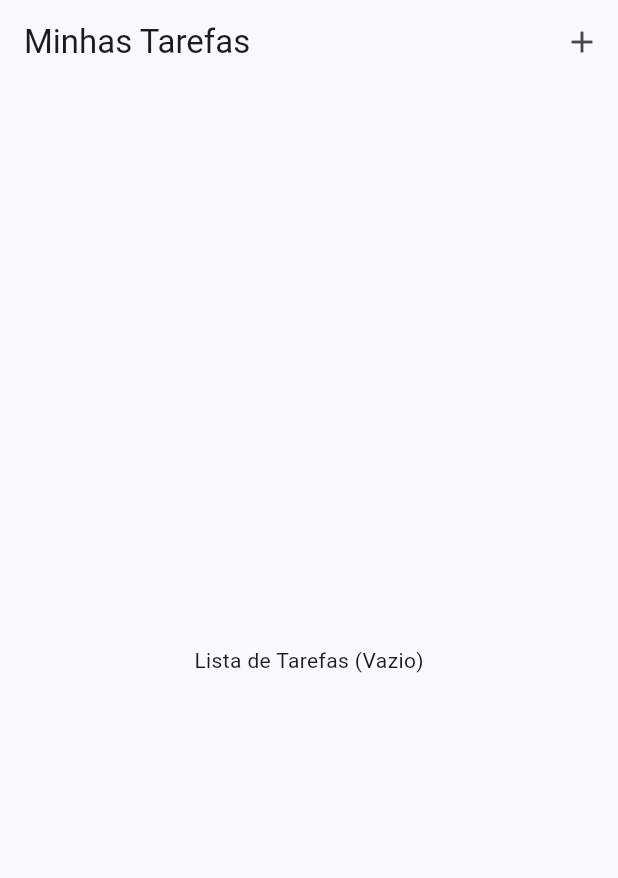
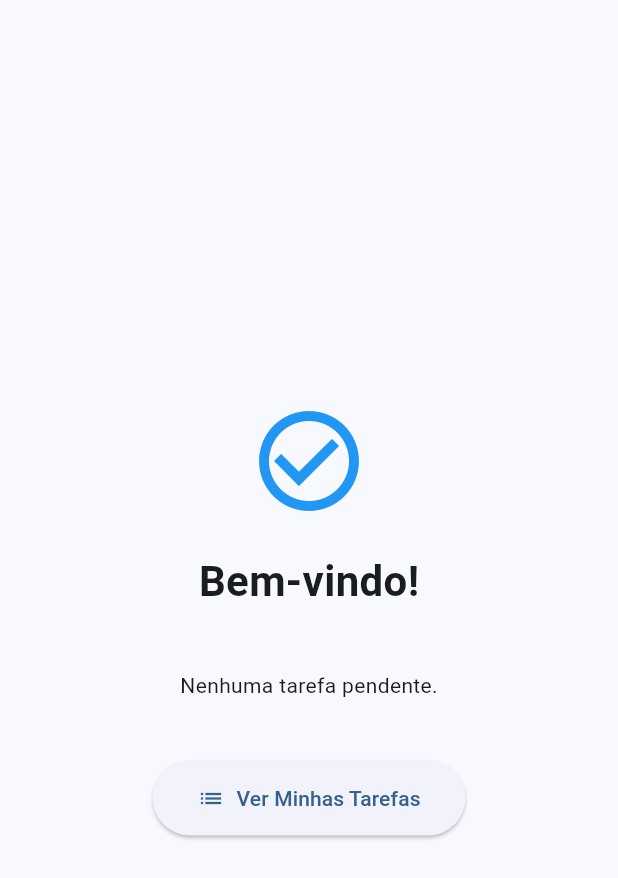
Before and after one commit to jvictorgcruz/ifsc-mobile-todolist, a Flutter app: the screen it shows after launch, on a phone screen of 412 x 824 dp. Shown: the top 878 px of the screen. Run offline on Flutter 3.47's test engine with Material 3 defaults, Android fonts, the phone set to English and light mode, and no system bars; our stand-ins replace sqflite; accounts and stored records are empty.

Commit message:
feat: add task provider and welcome screen

```diff
--- a/lib/main.dart
+++ b/lib/main.dart
@@ -1,4 +1,7 @@
 import 'package:flutter/material.dart';
+import 'package:provider/provider.dart';
+import 'providers/task_provider.dart';
+import 'screens/welcome_screen.dart';
 import 'screens/task_list_screen.dart';
 import 'screens/task_form_screen.dart';
 import 'screens/task_details_screen.dart';
@@ -12,18 +15,22 @@ class MyApp extends StatelessWidget {
 
   @override
   Widget build(BuildContext context) {
-    return MaterialApp(
+    return ChangeNotifierProvider(
+      create: (ctx) => TaskProvider(),
+      child: MaterialApp(
         title: 'Todo List IFSC',
         debugShowCheckedModeBanner: false,
         theme: ThemeData(
           colorScheme: ColorScheme.fromSeed(seedColor: Colors.blue),
           useMaterial3: true,
         ),
-      home: const TaskListScreen(),
+        home: const WelcomeScreen(),
         routes: {
+          '/list': (ctx) => const TaskListScreen(),
           '/form': (ctx) => const TaskFormScreen(),
           '/details': (ctx) => const TaskDetailsScreen(),
         },
+      ),
     );
   }
 }
--- /dev/null
+++ b/lib/providers/task_provider.dart
@@ -0,0 +1,42 @@
+import 'package:flutter/material.dart';
+import '../models/task.dart';
+import '../utils/db_helper.dart';
+
+class TaskProvider with ChangeNotifier {
+  List<Task> _tasks = [];
+
+  List<Task> get tasks => [..._tasks];
+
+  Task? get nextTask {
+    final pendingTasks = _tasks.where((t) => !t.isDone).toList();
+    if (pendingTasks.isEmpty) return null;
+
+    pendingTasks.sort((a, b) => a.dueDate.compareTo(b.dueDate));
+    return pendingTasks.first;
+  }
+
+  Future<void> loadTasks() async {
+    _tasks = await DbHelper().getTasks();
+    notifyListeners();
+  }
+
+  Future<void> addTask(Task task) async {
+    await DbHelper().insertTask(task);
+    await loadTasks();
+  }
+
+  Future<void> updateTask(Task task) async {
+    await DbHelper().updateTask(task);
+    await loadTasks();
+  }
+
+  Future<void> toggleDone(Task task) async {
+    final updatedTask = task.copyWith(isDone: !task.isDone);
+    await updateTask(updatedTask);
+  }
+
+  Future<void> deleteTask(int id) async {
+    await DbHelper().deleteTask(id);
+    await loadTasks();
+  }
+}
--- /dev/null
+++ b/lib/screens/welcome_screen.dart
@@ -0,0 +1,64 @@
+import 'package:flutter/material.dart';
+import 'package:provider/provider.dart';
+import '../providers/task_provider.dart';
+import 'package:intl/intl.dart';
+
+class WelcomeScreen extends StatelessWidget {
+  const WelcomeScreen({super.key});
+
+  @override
+  Widget build(BuildContext context) {
+    Provider.of<TaskProvider>(context, listen: false).loadTasks();
+
+    return Scaffold(
+      body: Container(
+        padding: const EdgeInsets.all(20),
+        width: double.infinity,
+        child: Column(
+          mainAxisAlignment: MainAxisAlignment.center,
+          children: [
+            const Icon(Icons.check_circle_outline, size: 80, color: Colors.blue),
+            const SizedBox(height: 20),
+            const Text(
+              'Bem-vindo!',
+              style: TextStyle(fontSize: 28, fontWeight: FontWeight.bold),
+            ),
+            const SizedBox(height: 40),
+
+            Consumer<TaskProvider>(
+              builder: (ctx, taskProvider, child) {
+                final nextTask = taskProvider.nextTask;
+                if (nextTask == null) {
+                  return const Text('Nenhuma tarefa pendente.');
+                }
+                return Column(
+                  children: [
+                    const Text('Sua próxima tarefa é:'),
+                    Text(
+                      nextTask.title,
+                      style: const TextStyle(fontSize: 18, fontWeight: FontWeight.w500),
+                    ),
+                    Text(
+                      'Para: ${DateFormat('dd/MM/yyyy').format(nextTask.dueDate)}',
+                      style: const TextStyle(color: Colors.grey),
+                    ),
+                  ],
+                );
+              },
+            ),
+
+            const SizedBox(height: 40),
+            ElevatedButton.icon(
+              onPressed: () => Navigator.of(context).pushNamed('/list'),
+              icon: const Icon(Icons.list),
+              label: const Text('Ver Minhas Tarefas'),
+              style: ElevatedButton.styleFrom(
+                padding: const EdgeInsets.symmetric(horizontal: 30, vertical: 15),
+              ),
+            ),
+          ],
+        ),
+      ),
+    );
+  }
+}
```
Lines whose indentation alone changed are shown as unchanged.
